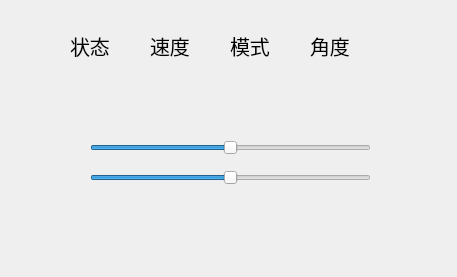
Old version of the form demo1.ui in the repository EV-control-department/PyQt-based-smart-car-upper-software-demo.
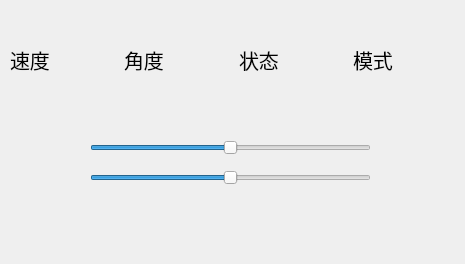
New version of the form.

Commit message: 更新 demo1.ui 和 demo_ui.py，接入标准指令方案

```diff
--- a/demo1.ui
+++ b/demo1.ui
@@ -6,85 +6,13 @@
    <rect>
     <x>0</x>
     <y>0</y>
-    <width>457</width>
-    <height>277</height>
+    <width>465</width>
+    <height>264</height>
    </rect>
   </property>
   <property name="windowTitle">
    <string>Form</string>
   </property>
-  <widget class="QLabel" name="state">
-   <property name="geometry">
-    <rect>
-     <x>70</x>
-     <y>30</y>
-     <width>91</width>
-     <height>31</height>
-    </rect>
-   </property>
-   <property name="font">
-    <font>
-     <pointsize>15</pointsize>
-    </font>
-   </property>
-   <property name="text">
-    <string>状态</string>
-   </property>
-  </widget>
-  <widget class="QLabel" name="v">
-   <property name="geometry">
-    <rect>
-     <x>150</x>
-     <y>30</y>
-     <width>91</width>
-     <height>31</height>
-    </rect>
-   </property>
-   <property name="font">
-    <font>
-     <pointsize>15</pointsize>
-    </font>
-   </property>
-   <property name="text">
-    <string>速度</string>
-   </property>
-  </widget>
-  <widget class="QLabel" name="mode">
-   <property name="geometry">
-    <rect>
-     <x>230</x>
-     <y>30</y>
-     <width>91</width>
-     <height>31</height>
-    </rect>
-   </property>
-   <property name="font">
-    <font>
-     <pointsize>15</pointsize>
-    </font>
-   </property>
-   <property name="text">
-    <string>模式</string>
-   </property>
-  </widget>
-  <widget class="QLabel" name="direction">
-   <property name="geometry">
-    <rect>
-     <x>310</x>
-     <y>30</y>
-     <width>91</width>
-     <height>31</height>
-    </rect>
-   </property>
-   <property name="font">
-    <font>
-     <pointsize>15</pointsize>
-    </font>
-   </property>
-   <property name="text">
-    <string>角度</string>
-   </property>
-  </widget>
   <widget class="QSlider" name="v_2">
    <property name="geometry">
     <rect>
@@ -123,6 +51,66 @@
     <enum>Qt::Orientation::Horizontal</enum>
    </property>
   </widget>
+  <widget class="QWidget" name="horizontalLayoutWidget">
+   <property name="geometry">
+    <rect>
+     <x>10</x>
+     <y>20</y>
+     <width>451</width>
+     <height>80</height>
+    </rect>
+   </property>
+   <layout class="QHBoxLayout" name="horizontalLayout">
+    <item>
+     <widget class="QLabel" name="v">
+      <property name="font">
+       <font>
+        <pointsize>15</pointsize>
+       </font>
+      </property>
+      <property name="text">
+       <string>速度</string>
+      </property>
+     </widget>
+    </item>
+    <item>
+     <widget class="QLabel" name="direction">
+      <property name="font">
+       <font>
+        <pointsize>15</pointsize>
+       </font>
+      </property>
+      <property name="text">
+       <string>角度</string>
+      </property>
+     </widget>
+    </item>
+    <item>
+     <widget class="QLabel" name="state">
+      <property name="font">
+       <font>
+        <pointsize>15</pointsize>
+       </font>
+      </property>
+      <property name="text">
+       <string>状态</string>
+      </property>
+     </widget>
+    </item>
+    <item>
+     <widget class="QLabel" name="mode">
+      <property name="font">
+       <font>
+        <pointsize>15</pointsize>
+       </font>
+      </property>
+      <property name="text">
+       <string>模式</string>
+      </property>
+     </widget>
+    </item>
+   </layout>
+  </widget>
  </widget>
  <resources/>
  <connections/>
```
The commit also changes 6 other files.
